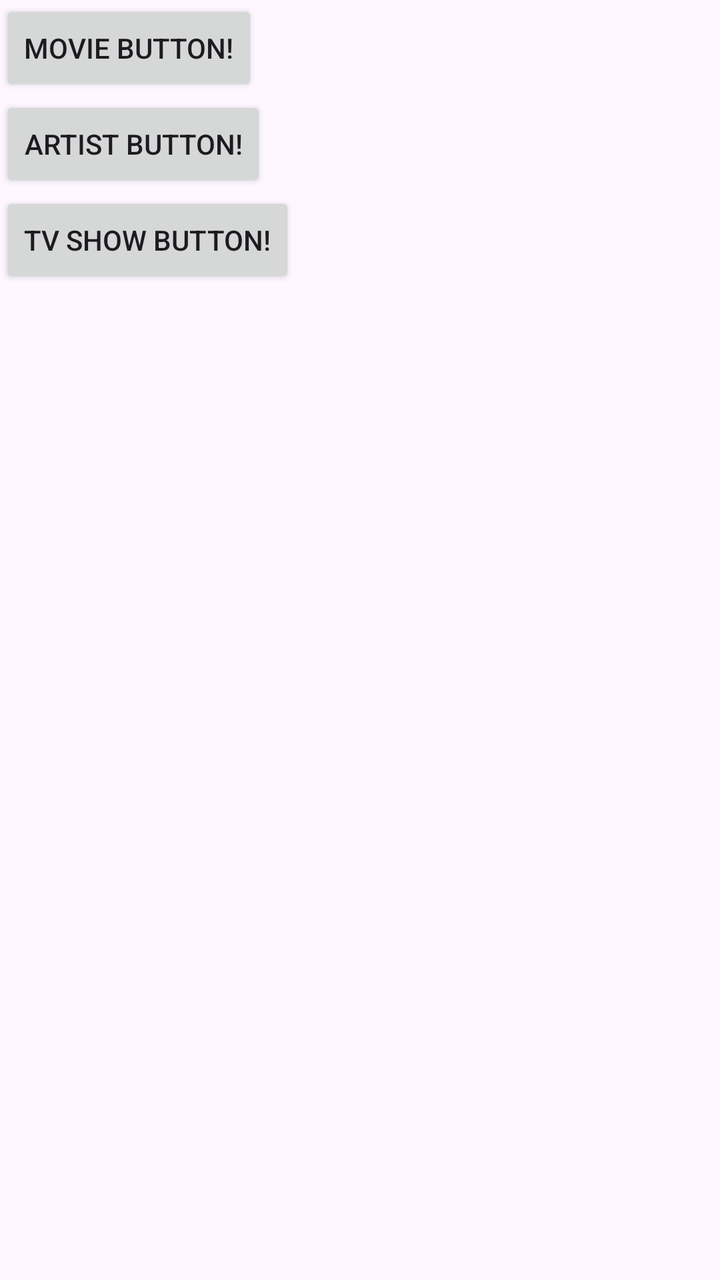
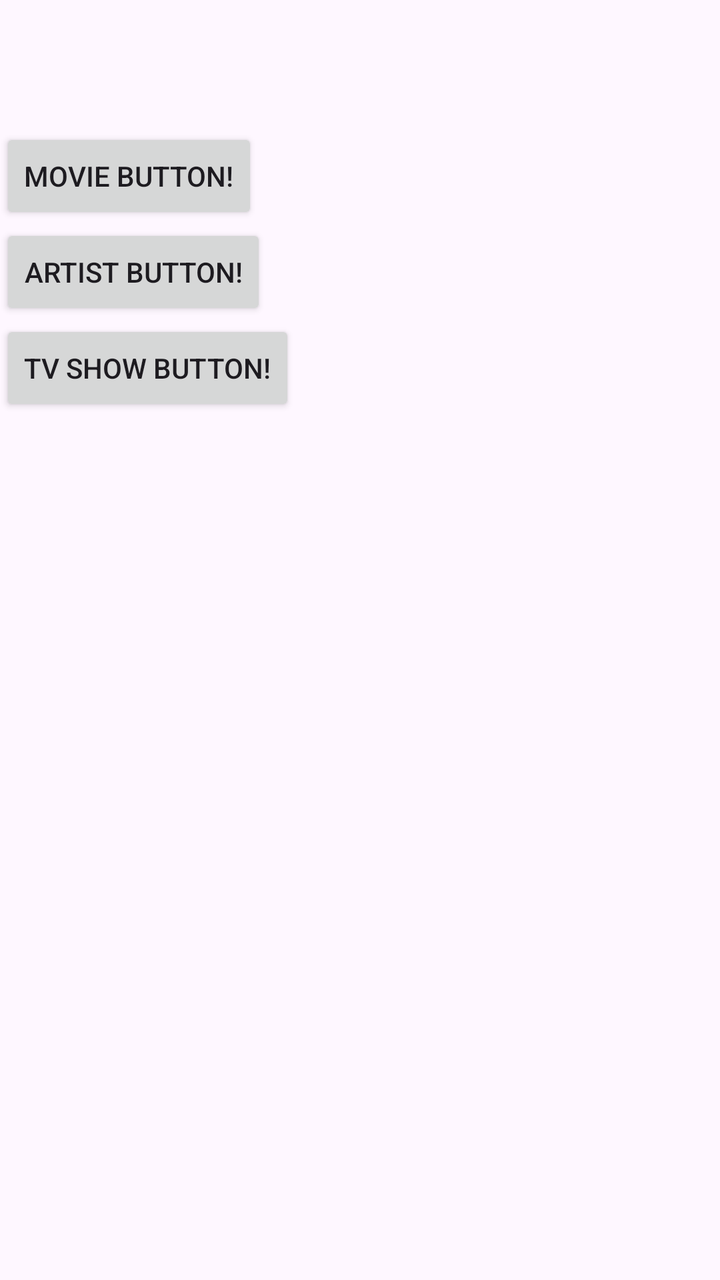

Before-and-after screenshots of an Android layout around one commit, followed by the original layout XML and the change that was made.
<!-- AndroidManifest.xml: application theme Theme.MovieAppMVVMCleanArchitecture -->
<!-- res/layout/activity_home.xml -->
<?xml version="1.0" encoding="utf-8"?>
<layout xmlns:android="http://schemas.android.com/apk/res/android"
    xmlns:app="http://schemas.android.com/apk/res-auto"
    xmlns:tools="http://schemas.android.com/tools">

    <data>

    </data>

    <LinearLayout
        android:id="@+id/main"
        android:layout_width="match_parent"
        android:layout_height="match_parent"
        android:layout_gravity="center"
        android:orientation="vertical"
        tools:context=".presentation.HomeActivity">

        <Button
            android:id="@+id/movieButton"
            android:layout_width="wrap_content"
            android:layout_height="wrap_content"
            android:text="Movie Button!"
            app:layout_constraintBottom_toBottomOf="parent"
            app:layout_constraintEnd_toEndOf="parent"
            app:layout_constraintStart_toStartOf="parent"
            app:layout_constraintTop_toTopOf="parent" />

        <Button
            android:id="@+id/artistButton"
            android:layout_width="wrap_content"
            android:layout_height="wrap_content"
            android:text="Artist Button!"
            app:layout_constraintBottom_toBottomOf="parent"
            app:layout_constraintEnd_toEndOf="parent"
            app:layout_constraintStart_toStartOf="parent"
            app:layout_constraintTop_toTopOf="parent" />

        <Button
            android:id="@+id/tvShowButton"
            android:layout_width="wrap_content"
            android:layout_height="wrap_content"
            android:text="Tv Show Button!"
            app:layout_constraintBottom_toBottomOf="parent"
            app:layout_constraintEnd_toEndOf="parent"
            app:layout_constraintStart_toStartOf="parent"
            app:layout_constraintTop_toTopOf="parent" />

    </LinearLayout>
</layout>
<!-- resources referenced by this layout -->
<resources>
  <style name="Theme.MovieAppMVVMCleanArchitecture" parent="Base.Theme.MovieAppMVVMCleanArchitecture" />
  <style name="Base.Theme.MovieAppMVVMCleanArchitecture" parent="Theme.Material3.DayNight.NoActionBar">
          
          
      </style>
</resources>

<!-- the commit's change to res/layout/activity_home.xml (unified diff, before → after) -->
@@ -13,9 +13,10 @@
         android:layout_height="match_parent"
         android:layout_gravity="center"
         android:orientation="vertical"
-        tools:context=".presentation.HomeActivity">
+        >
 
         <Button
+            android:layout_marginTop="?attr/actionBarSize"
             android:id="@+id/movieButton"
             android:layout_width="wrap_content"
             android:layout_height="wrap_content"
@@ -46,4 +47,5 @@
             app:layout_constraintTop_toTopOf="parent" />
 
     </LinearLayout>
+
 </layout>
<!-- resource entries referenced after the edit -->
@@ -1,7 +1,7 @@
 <!-- resources referenced by this layout -->
 <resources>
   <style name="Theme.MovieAppMVVMCleanArchitecture" parent="Base.Theme.MovieAppMVVMCleanArchitecture" />
-  <style name="Base.Theme.MovieAppMVVMCleanArchitecture" parent="Theme.Material3.DayNight.NoActionBar">
+  <style name="Base.Theme.MovieAppMVVMCleanArchitecture" parent="Theme.Material3.DayNight">
           
           
       </style>
